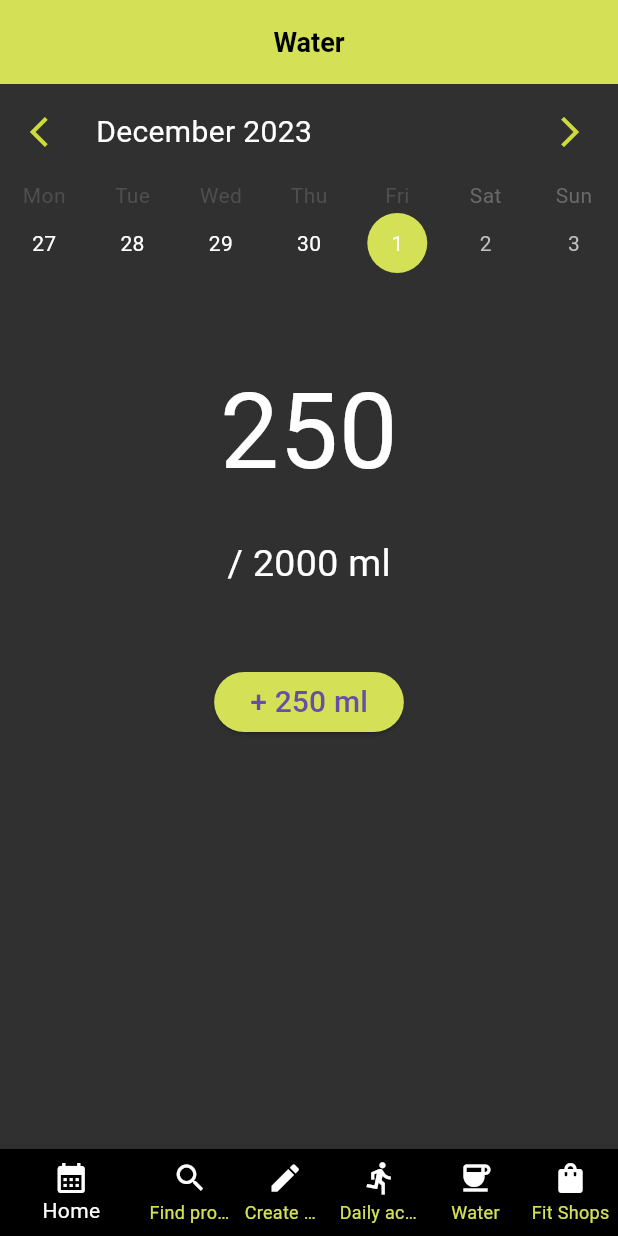
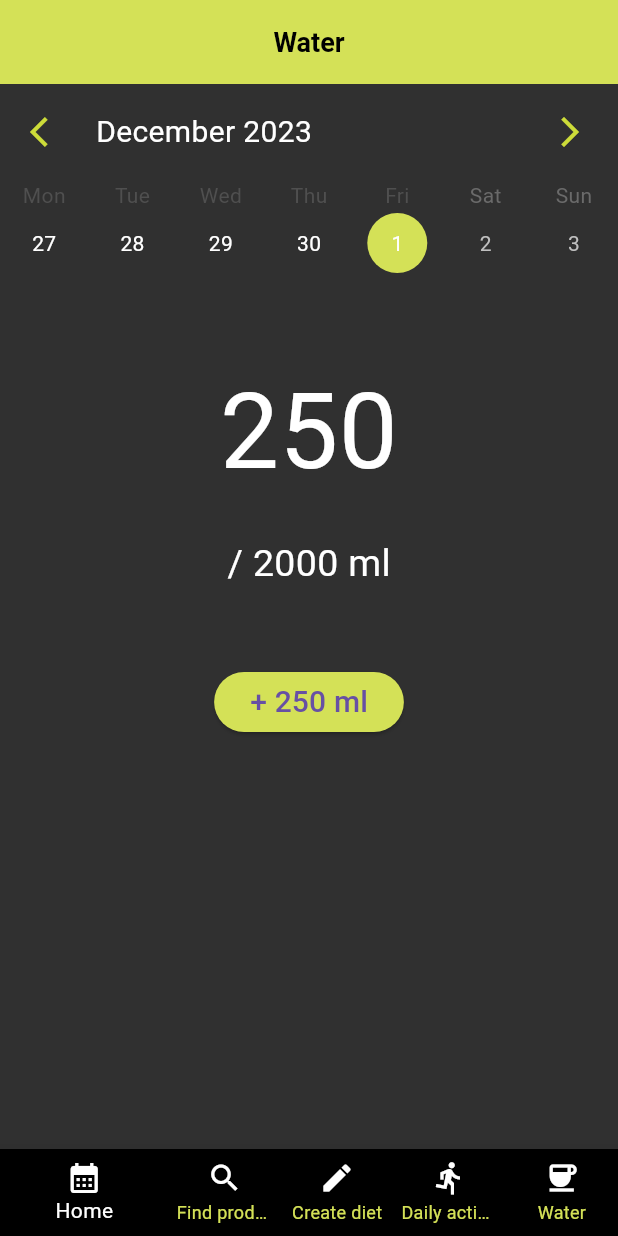
Before and after one commit to hardKokos/23_FitMe, a Flutter app: the screen it shows after launch, item 5 of the bottom bar chosen, after a tap on "+ 250 ml", on a phone screen of 412 x 824 dp. Run offline on Flutter 3.47's test engine with Material 3 defaults, Android fonts, the phone set to English and light mode, and no system bars; drawn by our look-alikes of table_calendar; our stand-ins replace anim_search_bar, cloud_firestore, confetti, firebase_auth, firebase_core; missing offline and left inert: barcode_scan2; accounts and stored records are empty.

```diff
--- a/frontend/fit_me/lib/calendar.dart
+++ b/frontend/fit_me/lib/calendar.dart
@@ -1,13 +1,8 @@
-import 'package:fit_me/pages/article_detail_page.dart';
-import 'package:fit_me/pages/challenges_page.dart';
 import 'package:fit_me/pages/create_diet.dart';
-import 'package:fit_me/pages/home_page.dart';
-import 'package:fit_me/pages/login_register_page.dart';
-import 'package:fit_me/search_for_product.dart';
+import 'package:fit_me/pages/search_for_product.dart';
 import 'package:flutter/material.dart';
 import 'package:table_calendar/table_calendar.dart';
-import 'add_meal.dart';
-import 'package:fit_me/pages/article_page.dart';
+import 'pages/add_meal.dart';
 import 'pages/water_statistics.dart';
 
 class EventCalendarPage extends StatefulWidget {
@@ -95,7 +90,7 @@ class _EventCalendarPageState extends State<EventCalendarPage> {
           style: TextStyle(
             fontSize: 18,
             fontWeight: FontWeight.bold,
-            color: Colors.black, // Adjusted text color
+            color: Colors.black,
           ),
         ),
         backgroundColor: Colors.lime.shade400,
@@ -110,27 +105,22 @@ class _EventCalendarPageState extends State<EventCalendarPage> {
           setState(() {
             _currentIndex = index;
           });
-
           if (index == 1) {
             Navigator.push(
               context,
               MaterialPageRoute(builder: (context) => const SearchForProduct()),
             );
           }
-
-          // Firebase - home_page, article_detail_page, article_page, challenges_page
-          // Think about layout of bottomNavigationBar in each page
           if (index == 2) {
             Navigator.push(
               context,
-              MaterialPageRoute(builder: (context) => CreateDietPage()),
+              MaterialPageRoute(builder: (context) => const CreateDietPage()),
             );
           }
-
           if (index == 4) {
             Navigator.push(
               context,
-              MaterialPageRoute(builder: (context) => WaterStatistics()),
+              MaterialPageRoute(builder: (context) => const WaterStatistics()),
             );
           }
         },
@@ -201,7 +191,8 @@ class MyBottomNavigationBar extends StatelessWidget {
   final int currentIndex;
   final void Function(int) onTap;
 
-  MyBottomNavigationBar({required this.currentIndex, required this.onTap});
+  const MyBottomNavigationBar(
+      {super.key, required this.currentIndex, required this.onTap});
 
   @override
   Widget build(BuildContext context) {
@@ -252,14 +243,6 @@ class MyBottomNavigationBar extends StatelessWidget {
           label: 'Water',
           backgroundColor: Colors.black,
         ),
-        BottomNavigationBarItem(
-          icon: Icon(
-            Icons.shopping_bag,
-            color: Colors.white,
-          ),
-          label: 'Fit Shops',
-          backgroundColor: Colors.black,
-        ),
       ],
     );
   }
--- a/frontend/fit_me/lib/main.dart
+++ b/frontend/fit_me/lib/main.dart
@@ -1,17 +1,13 @@
-import 'package:firebase_auth/firebase_auth.dart';
 import 'package:fit_me/calendar.dart';
 import 'package:flutter/material.dart';
 import 'package:firebase_core/firebase_core.dart';
 import 'dart:async';
-import 'package:fit_me/pages/auth/widget_tree.dart';
 
-// Future main() async {
-//   WidgetsFlutterBinding.ensureInitialized();
-//   await Firebase.initializeApp();
-//   runApp(const FitMe());
-// }
-
-void main() => runApp(const FitMe());
+Future main() async {
+  WidgetsFlutterBinding.ensureInitialized();
+  await Firebase.initializeApp();
+  runApp(const FitMe());
+}
 
 class FitMe extends StatelessWidget {
   const FitMe({super.key});
@@ -20,7 +16,6 @@ class FitMe extends StatelessWidget {
   Widget build(BuildContext context) {
     return const MaterialApp(
       debugShowCheckedModeBanner: false,
-      //home: const WidgetTree(),
       home: EventCalendarPage(),
     );
   }
--- a/frontend/fit_me/lib/pages/auth/widget_tree.dart
+++ b/frontend/fit_me/lib/pages/auth/widget_tree.dart
@@ -1,6 +1,6 @@
+import 'package:fit_me/calendar.dart';
 import 'package:flutter/material.dart';
 import 'package:fit_me/pages/auth/auth.dart';
-import 'package:fit_me/pages/home_page.dart';
 import 'package:fit_me/pages/login_register_page.dart';
 
 class WidgetTree extends StatefulWidget {
@@ -17,7 +17,7 @@ class _WidgetTreeState extends State<WidgetTree> {
         stream: Auth().authStateChanges,
         builder: (context, snapshot) {
           if (snapshot.hasData) {
-            return HomePage();
+            return const EventCalendarPage();
           } else {
             return const LoginPage();
           }
--- a/frontend/fit_me/lib/pages/home_page.dart
+++ b/frontend/fit_me/lib/pages/home_page.dart
@@ -46,7 +46,7 @@ class HomePage extends StatelessWidget {
               onPressed: () {
                 Navigator.push(
                   context,
-                  MaterialPageRoute(builder: (context) => ArticlePage()),
+                  MaterialPageRoute(builder: (context) => const ArticlePage()),
                 );
               },
               child: const Text('Go to Article Page'),
--- a/frontend/fit_me/lib/pages/water_statistics.dart
+++ b/frontend/fit_me/lib/pages/water_statistics.dart
@@ -1,7 +1,7 @@
 import 'package:fit_me/pages/create_diet.dart';
 import 'package:flutter/material.dart';
 import 'package:fit_me/calendar.dart';
-import 'package:fit_me/search_for_product.dart';
+import 'package:fit_me/pages/search_for_product.dart';
 import 'package:table_calendar/table_calendar.dart';
 
 class WaterStatistics extends StatefulWidget {
@@ -40,6 +40,7 @@ class _WaterStatisticsState extends State<WaterStatistics> {
     }
   }
 
+  @override
   Widget build(BuildContext context) {
     DateTime yearAgo = DateTime.now().subtract(const Duration(days: 365));
     return Scaffold(
@@ -58,7 +59,7 @@ class _WaterStatisticsState extends State<WaterStatistics> {
         automaticallyImplyLeading: false,
       ),
       backgroundColor: Colors.grey[850],
-      body: Container(
+      body: SizedBox(
           height: double.infinity,
           width: double.infinity,
           child: Column(
@@ -140,30 +141,17 @@ class _WaterStatisticsState extends State<WaterStatistics> {
                             _waterAmount += 250;
                           });
                         },
-                        child: Text(
+                        style: ElevatedButton.styleFrom(
+                          shape: const StadiumBorder(),
+                          backgroundColor: Colors.lime.shade400,
+                        ),
+                        child: const Text(
                           "+ 250 ml",
                           style: TextStyle(
                             fontSize: 20,
                           ),
                         ),
-                        style: ElevatedButton.styleFrom(
-                          shape: StadiumBorder(),
-                          backgroundColor: Colors.lime.shade400,
-                        ),
                       ),
-                      // Row(
-                      //   mainAxisSize: MainAxisSize.min,
-                      //   children: <Widget>[
-                      //     SizedBox(
-                      //         width: 100,
-                      //         child: TextField(
-                      //           controller: _controllerWaterToAdd,
-                      //
-                      //         )
-                      //     ),
-                      //
-                      //   ],
-                      // ),
                     ],
                   ),
                 ),
@@ -183,9 +171,6 @@ class _WaterStatisticsState extends State<WaterStatistics> {
               MaterialPageRoute(builder: (context) => const SearchForProduct()),
             );
           }
-
-          // Firebase - home_page, article_detail_page, article_page, challenges_page
-          // Think about layout of bottomNavigationBar in each page
           if (index == 0) {
             Navigator.push(
               context,
@@ -193,7 +178,6 @@ class _WaterStatisticsState extends State<WaterStatistics> {
                   builder: (context) => const EventCalendarPage()),
             );
           }
-
           if (index == 2) {
             Navigator.push(
               context,
```
Also changed, not shown: frontend/fit_me/lib/models/nutrients.dart (+6 -5 lines), frontend/fit_me/lib/models/product.dart (+9 -8 lines), frontend/fit_me/lib/pages/add_meal.dart (renamed from frontend/fit_me/lib/add_meal.dart, +12 -16 lines), frontend/fit_me/lib/pages/article_detail_page.dart (+17 -14 lines), frontend/fit_me/lib/pages/article_page.dart (+7 -2 lines), frontend/fit_me/lib/pages/auth/auth.dart (+6 -8 lines), frontend/fit_me/lib/pages/challenges_page.dart (+20 -12 lines), frontend/fit_me/lib/pages/create_diet.dart (+7 -11 lines), frontend/fit_me/lib/pages/login_register_page.dart (+9 -9 lines), frontend/fit_me/lib/pages/search_for_product.dart (renamed from frontend/fit_me/lib/search_for_product.dart, +4 -8 lines).
